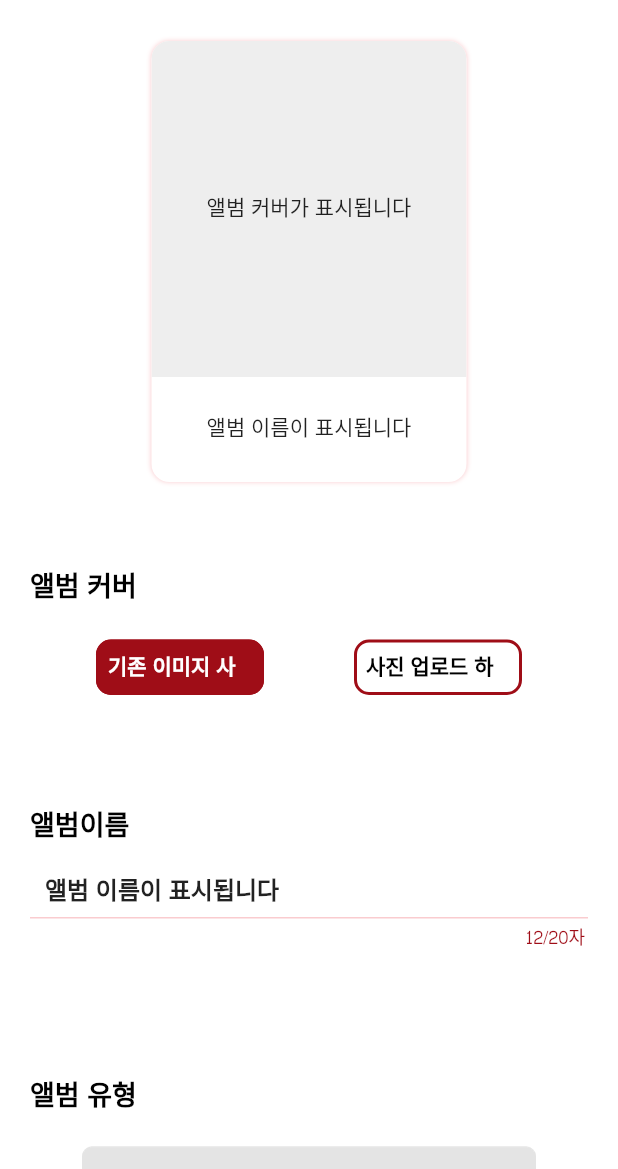
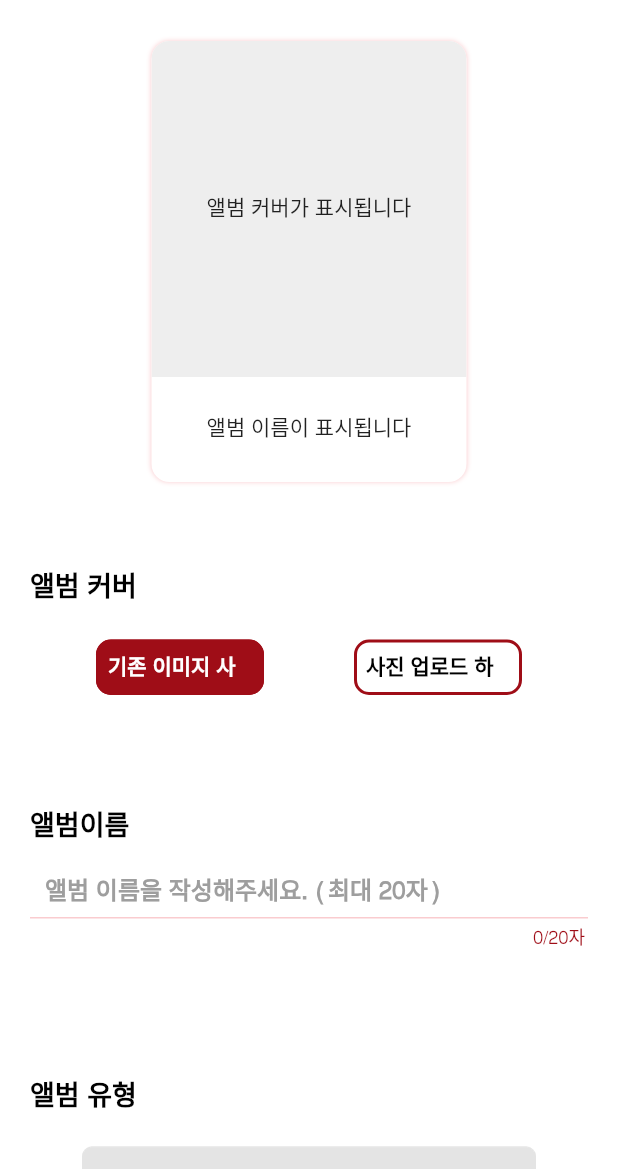
Before and after one commit to cherrypic-proj/cherrypic-client, a Flutter app: the MainScreen screen opened by its route, after a tap on "앨범추가", on a phone screen of 412 x 824 dp, the part 67-1236 px from its top. Run offline on Flutter 3.47's test engine with Material 3 defaults, Android fonts, the phone set to English and light mode, and no system bars; our stand-ins replace cookie_jar, dio, dio_cookie_manager, flutter_dotenv, go_router, percent_indicator and 1 more; missing offline and left inert: iamport_flutter, kakao_flutter_sdk_user, wechat_assets_picker; network calls fail.

```diff
--- a/lib/presentation/screens/main/album/components/album_cover_section.dart
+++ b/lib/presentation/screens/main/album/components/album_cover_section.dart
@@ -20,6 +20,8 @@ class _AlbumCoverSectionState extends State<AlbumCoverSection> {
   void initState() {
     super.initState();
     _textController = TextEditingController(text: widget.viewModel.albumName);
+    // controller에 listener를 다는 것보다 TextField의 onChanged를 사용하는 것이
+    // 더 직관적일 수 있지만, 현재 구조도 정상적으로 동작하므로 그대로 두었습니다.
     _textController.addListener(() {
       widget.viewModel.updateAlbumName(_textController.text);
     });
@@ -40,7 +42,6 @@ class _AlbumCoverSectionState extends State<AlbumCoverSection> {
           crossAxisAlignment: CrossAxisAlignment.center,
           children: [
             // 앨범 커버 미리보기
-            // 앨범 커버 미리보기
             Container(
               width: 210,
               height: 294,
@@ -58,27 +59,21 @@ class _AlbumCoverSectionState extends State<AlbumCoverSection> {
               ),
               child: Column(
                 children: [
+                  // ... (이미지 표시 부분은 동일)
                   Container(
                     width: 210,
                     height: 224,
-                    decoration: const BoxDecoration(
-                      // 배경색은 이미지가 없을 때만 보이도록 ClipRRect 안으로 이동
-                      borderRadius: BorderRadius.vertical(
-                        top: Radius.circular(12),
-                      ),
-                    ),
+                    // ...
                     child: ClipRRect(
                       borderRadius: const BorderRadius.vertical(
                         top: Radius.circular(12),
                       ),
                       child: widget.viewModel.coverImage != null
-                          // 1. 새로 선택한 이미지가 있을 경우 (Uint8List)
                           ? Image.memory(
                               widget.viewModel.coverImage!,
                               fit: BoxFit.cover,
                               width: double.infinity,
                             )
-                          // 2. 기존 네트워크 이미지가 있을 경우 (String URL)
                           : (widget.viewModel.coverImageUrl != null &&
                                 widget.viewModel.coverImageUrl!.isNotEmpty)
                           ? Image.network(
@@ -104,7 +99,6 @@ class _AlbumCoverSectionState extends State<AlbumCoverSection> {
                                 );
                               },
                             )
-                          // 3. 표시할 이미지가 아무것도 없을 경우
                           : Container(
                               color: Colors.grey.shade200,
                               child: const Center(
@@ -127,7 +121,8 @@ class _AlbumCoverSectionState extends State<AlbumCoverSection> {
                     ),
                     child: Center(
                       child: Text(
-                        widget.viewModel.albumName,
+                        // ✨ 여기만 수정했습니다!
+                        widget.viewModel.albumDisplayName,
                         style: AppFont.size14,
                         maxLines: 1,
                         overflow: TextOverflow.ellipsis,
@@ -143,7 +138,7 @@ class _AlbumCoverSectionState extends State<AlbumCoverSection> {
             ),
             const SizedBox(height: 55),
 
-            // 앨범 커버 타이틀
+            // ... (버튼 및 나머지 UI 부분은 동일)
             Align(
               alignment: Alignment.centerLeft,
               child: Text(
@@ -155,8 +150,6 @@ class _AlbumCoverSectionState extends State<AlbumCoverSection> {
               ),
             ),
             const SizedBox(height: 20),
-
-            // 버튼 2개
             Row(
               mainAxisAlignment: MainAxisAlignment.center,
               children: [
@@ -164,9 +157,7 @@ class _AlbumCoverSectionState extends State<AlbumCoverSection> {
                   width: 112,
                   height: 37,
                   child: TextButton(
-                    onPressed: () {
-                      widget.viewModel.selectImageType(true);
-                    },
+                    onPressed: () => widget.viewModel.selectImageType(true),
                     style: TextButton.styleFrom(
                       backgroundColor: widget.viewModel.isDefaultSelected
                           ? AppColor.mainRed
@@ -219,8 +210,6 @@ class _AlbumCoverSectionState extends State<AlbumCoverSection> {
               ],
             ),
             const SizedBox(height: 60),
-
-            // 앨범 이름
             const SizedBox(height: 12),
             CustomLabeledTextField(
               controller: _textController,
--- a/lib/presentation/screens/main/album/components/album_cover_view_model.dart
+++ b/lib/presentation/screens/main/album/components/album_cover_view_model.dart
@@ -3,22 +3,24 @@ import 'package:flutter/material.dart';
 import 'package:wechat_assets_picker/wechat_assets_picker.dart';
 
 class AlbumCoverViewModel extends ChangeNotifier {
-  Uint8List? _coverImage; // 선택된 이미지 데이터 (메모리에 보관)
+  Uint8List? _coverImage;
   String? _coverImageUrl;
-  String _albumName = '앨범 이름이 표시됩니다'; // 앨범 이름 초기값
-  bool _isDefaultSelected = true; // '기존 이미지' vs '사진 업로드' 버튼 상태
+  String _albumName = ''; // 실제 데이터는 항상 ''로 초기화
+  bool _isDefaultSelected = true;
   static const int maxAlbumNameLength = 20;
 
-  // View에서 데이터를 사용할 수 있도록 Getter 제공
   Uint8List? get coverImage => _coverImage;
   String? get coverImageUrl => _coverImageUrl;
-  String get albumName => _albumName;
+  String get albumName => _albumName; // TextField 컨트롤러가 사용할 실제 데이터
   bool get isDefaultSelected => _isDefaultSelected;
 
-  /// '기존 이미지' 또는 '사진 업로드' 버튼을 선택하는 메소드
+  // ✨ 1. UI 표시용 getter를 새로 추가했습니다.
+  // _albumName이 비어있으면 안내 문구를, 아니면 입력된 값을 반환합니다.
+  String get albumDisplayName =>
+      _albumName.isEmpty ? '앨범 이름이 표시됩니다' : _albumName;
+
   void selectImageType(bool isDefault) {
     if (_isDefaultSelected == isDefault) return;
-
     _isDefaultSelected = isDefault;
     if (isDefault) {
       _coverImage = null;
@@ -26,14 +28,12 @@ class AlbumCoverViewModel extends ChangeNotifier {
     notifyListeners();
   }
 
-  // 네트워크 이미지 URL을 설정하는 메소드 추가
   void setCoverImageUrl(String url) {
     _coverImageUrl = url;
-    _coverImage = null; // 새로 업로드한 이미지가 있다면 초기화
+    _coverImage = null;
     notifyListeners();
   }
 
-  /// 갤러리에서 이미지를 선택하는 메소드
   Future<void> pickImage(BuildContext context) async {
     final List<AssetEntity>? assets = await AssetPicker.pickAssets(
       context,
@@ -43,14 +43,11 @@ class AlbumCoverViewModel extends ChangeNotifier {
       ),
     );
 
-    // 사용자가 이미지를 선택하고 확인을 눌렀을 경우
     if (assets != null && assets.isNotEmpty) {
       final AssetEntity selectedAsset = assets.first;
-
       final Uint8List? imageData = await selectedAsset.thumbnailDataWithSize(
         const ThumbnailSize(500, 500),
       );
-
       _coverImage = imageData;
       notifyListeners();
     }
@@ -58,10 +55,10 @@ class AlbumCoverViewModel extends ChangeNotifier {
 
   /// 텍스트 필드의 입력에 따라 앨범 이름을 실시간으로 업데이트하는 메소드
   void updateAlbumName(String newName) {
-    // 20자를 초과하는 입력은 상태를 업데이트하지 않습니다.
     if (newName.length > maxAlbumNameLength) return;
 
-    _albumName = newName.isEmpty ? '앨범 이름이 표시됩니다' : newName;
+    // ✨ 2. 복잡한 로직을 제거하고, 입력된 값을 그대로 _albumName에 저장합니다.
+    _albumName = newName;
     notifyListeners();
   }
 }
--- a/lib/presentation/screens/main/home_tab/album_section.dart
+++ b/lib/presentation/screens/main/home_tab/album_section.dart
@@ -43,7 +43,7 @@ class _AlbumSectionState extends State<AlbumSection> {
   Widget _buildEmptyState() {
     return Column(
       children: [
-        const SizedBox(height: 80),
+        const SizedBox(height: 80), // 위쪽 여백 추가
         Center(
           child: Image.asset(
             'assets/images/main_empty.png',
@@ -70,11 +70,10 @@ class _AlbumSectionState extends State<AlbumSection> {
       },
       child: SingleChildScrollView(
         padding: const EdgeInsets.symmetric(horizontal: 20, vertical: 20),
-        child: Align(
-          alignment: Alignment.center,
         child: Wrap(
-            spacing: 20,
-            runSpacing: 35,
+          alignment: WrapAlignment.start, // 왼쪽 정렬로 변경
+          spacing: 20, // 가로 아이템 간의 간격
+          runSpacing: 35, // 세로 아이템 간의 간격
           children: List.generate(albums.length, (index) {
             final album = albums[index];
             return SizedBox(
@@ -101,7 +100,6 @@ class _AlbumSectionState extends State<AlbumSection> {
           }),
         ),
       ),
-      ),
     );
   }
 }
--- a/pubspec.yaml
+++ b/pubspec.yaml
@@ -23,6 +23,7 @@ dependencies:
     wechat_assets_picker: ^9.8.0 # 갤러리 뷰어
     flutter_image_compress: ^2.1.0 # 이미지 압축 처리
     cached_network_image: ^3.3.1 # 네트워크 이미지 캐싱 및 최적화
+    crypto: ^3.0.3
     percent_indicator: ^4.2.2 #게이지 바
 
     # 로그인
```
Also changed, not shown: lib/data/album/dto/response/album_dto.dart (+5 -3 lines), lib/data/album/services/image_upload_service.dart (added, +73 -0 lines), lib/presentation/screens/main/album/add/album_add_screen.dart (+4 -5 lines), lib/presentation/screens/main/album/add/album_add_view_model.dart (+25 -9 lines), pubspec.lock. Lines whose indentation alone changed are shown as unchanged.
